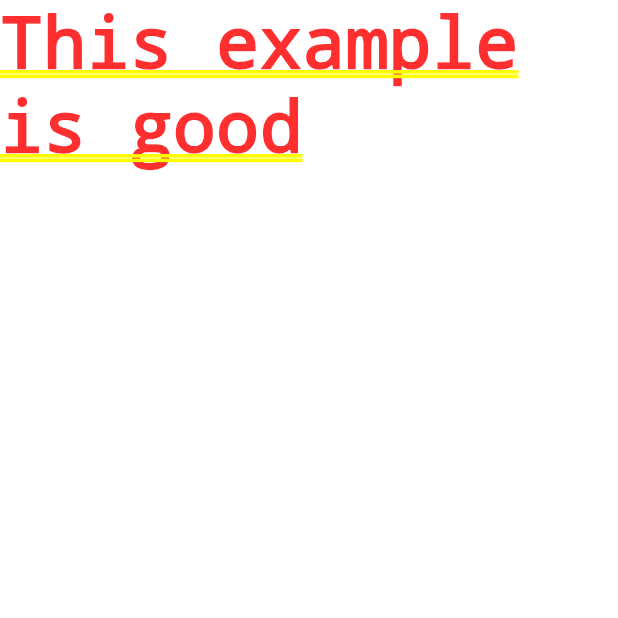
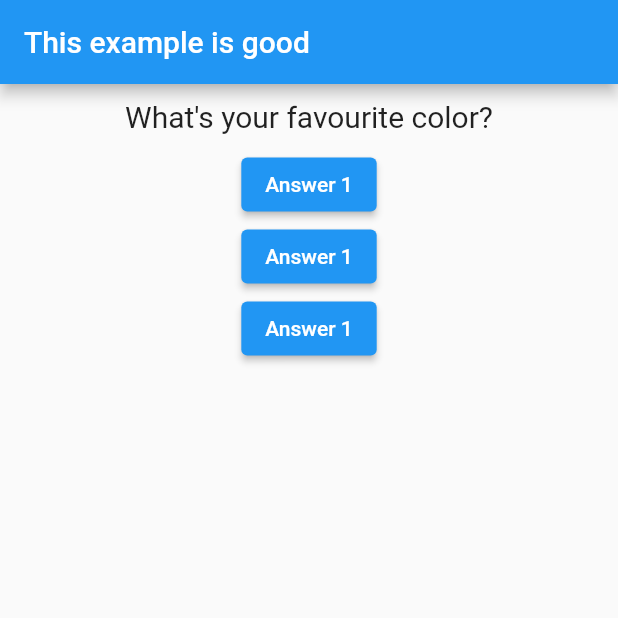
Before and after one commit to bonganim911/quizz_app, a Flutter app: the screen it shows after launch, on a phone screen of 412 x 824 dp, the top half of it. Run offline on Flutter 3.47's test engine with Material 2 defaults, Android fonts, the phone set to English and light mode, and no system bars.

Commit message:
Added the question and answer classes.

```diff
--- /dev/null
+++ b/lib/answer.dart
@@ -0,0 +1,16 @@
+import 'package:flutter/material.dart';
+
+class Answer extends StatelessWidget {
+  final Function selectHandler;
+  Answer(this.selectHandler);
+
+  @override
+  Widget build(BuildContext context) {
+    return Container(
+      child: ElevatedButton(
+        onPressed: selectHandler,
+        child: Text('Answer 1'),
+      ),
+    );
+  }
+}
--- a/lib/main.dart
+++ b/lib/main.dart
@@ -1,13 +1,41 @@
 import 'package:flutter/material.dart';
+import 'package:quizz_app/answer.dart';
+import 'package:quizz_app/question.dart';
 
 void main() => runApp(MyApp());
 
-class MyApp extends StatelessWidget {
+class MyApp extends StatefulWidget {
+  @override
+  State<StatefulWidget> createState() => _MyAppState();
+}
+
+class _MyAppState extends State<MyApp> {
+  var questionIndex = 0;
+
+  void answerQuestion() {
+    setState(() {
+      questionIndex = questionIndex + 1;
+    });
+    print(questionIndex);
+  }
 
   @override
   Widget build(BuildContext context) {
+    var questions = [
+      'What\'s your favourite color?',
+      'What is the name of your pet?',
+    ];
     return MaterialApp(
-      home: Text('This example is good'),
+      home: Scaffold(
+          appBar: AppBar(title: Text('This example is good')),
+          body: Column(
+            children: [
+              Question(questions[questionIndex]),
+              Answer(answerQuestion),
+              Answer(answerQuestion),
+              Answer(answerQuestion),
+            ],
+          )),
     );
   }
 }
--- /dev/null
+++ b/lib/question.dart
@@ -0,0 +1,20 @@
+import 'package:flutter/material.dart';
+
+class Question extends StatelessWidget {
+  final String question;
+
+  Question(this.question);
+
+  @override
+  Widget build(BuildContext context) {
+    return Container(
+      width: double.infinity,
+      margin: EdgeInsets.all(10),
+      child: Text(
+        question,
+        style: TextStyle(fontSize: 20),
+        textAlign: TextAlign.center,
+      ),
+    );
+  }
+}
```
